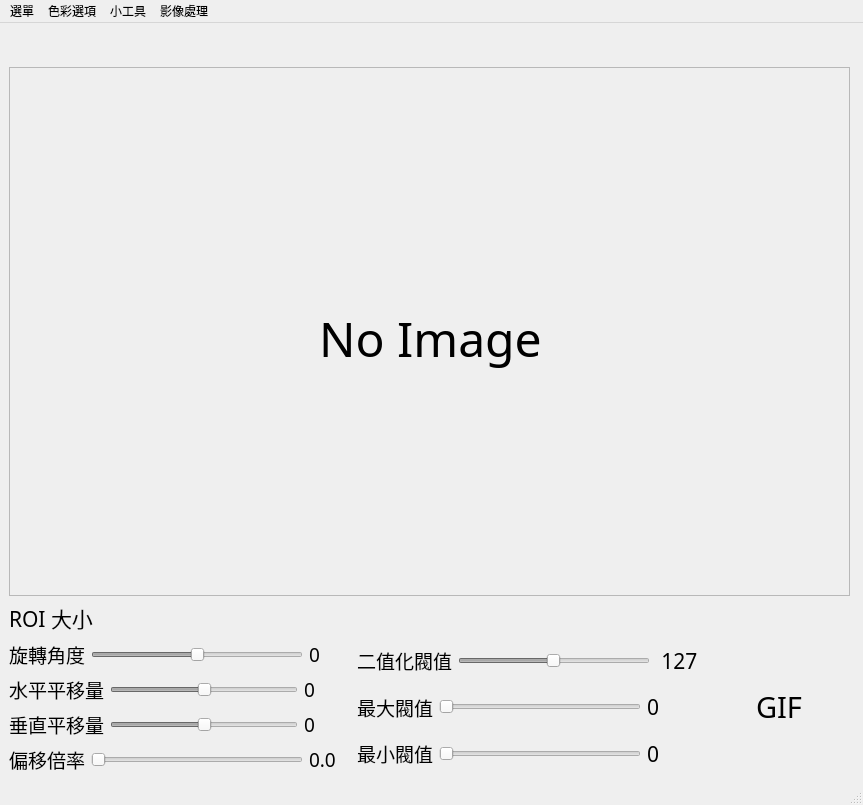
Night2155/ImageProcessing, file MainWindow_V3.ui: the form before one commit.
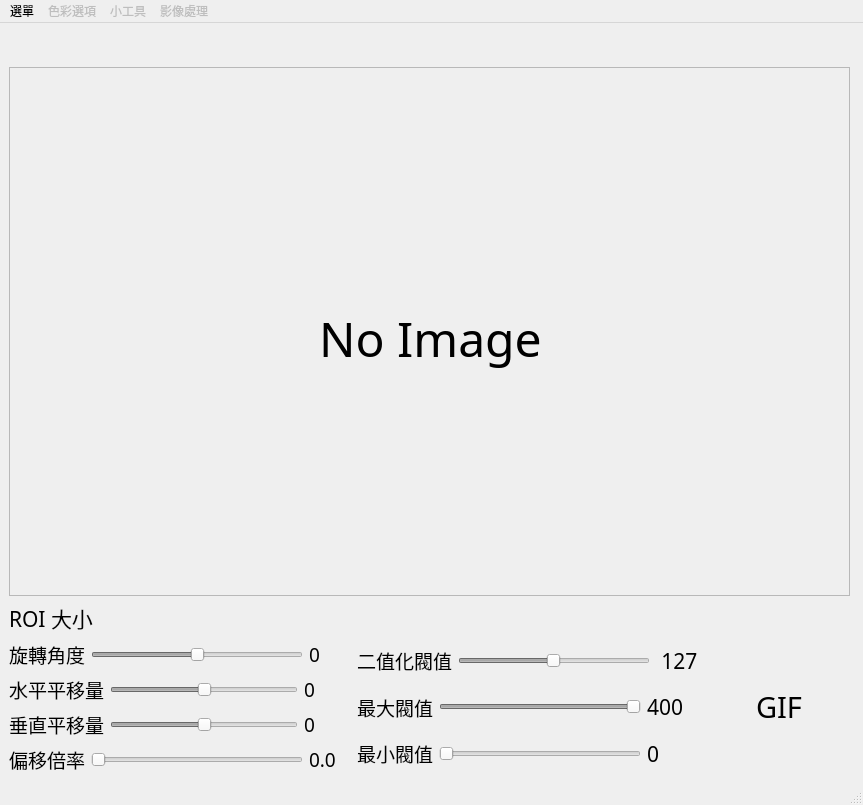
The form after the commit.

The edit to the form file:
```diff
--- a/MainWindow_V3.ui
+++ b/MainWindow_V3.ui
@@ -412,6 +412,9 @@
               </item>
               <item>
                <widget class="QSlider" name="MaxThresholdSlider">
+                <property name="enabled">
+                 <bool>false</bool>
+                </property>
                 <property name="maximumSize">
                  <size>
                   <width>250</width>
@@ -421,6 +424,9 @@
                 <property name="maximum">
                  <number>400</number>
                 </property>
+                <property name="value">
+                 <number>400</number>
+                </property>
                 <property name="orientation">
                  <enum>Qt::Horizontal</enum>
                 </property>
@@ -435,7 +441,7 @@
                  </font>
                 </property>
                 <property name="text">
-                 <string>0</string>
+                 <string>400</string>
                 </property>
                </widget>
               </item>
@@ -544,7 +550,7 @@
    </widget>
    <widget class="QMenu" name="menu_2">
     <property name="enabled">
-     <bool>true</bool>
+     <bool>false</bool>
     </property>
     <property name="title">
      <string>色彩選項</string>
@@ -556,6 +562,9 @@
     <addaction name="actionHSV"/>
    </widget>
    <widget class="QMenu" name="menu_3">
+    <property name="enabled">
+     <bool>false</bool>
+    </property>
     <property name="title">
      <string>小工具</string>
     </property>
@@ -565,6 +574,9 @@
     <addaction name="actionShow_Hist"/>
    </widget>
    <widget class="QMenu" name="menu_4">
+    <property name="enabled">
+     <bool>false</bool>
+    </property>
     <property name="title">
      <string>影像處理</string>
     </property>
```
Left out of the diff: 9 changed lines with no effect on the pictures.
